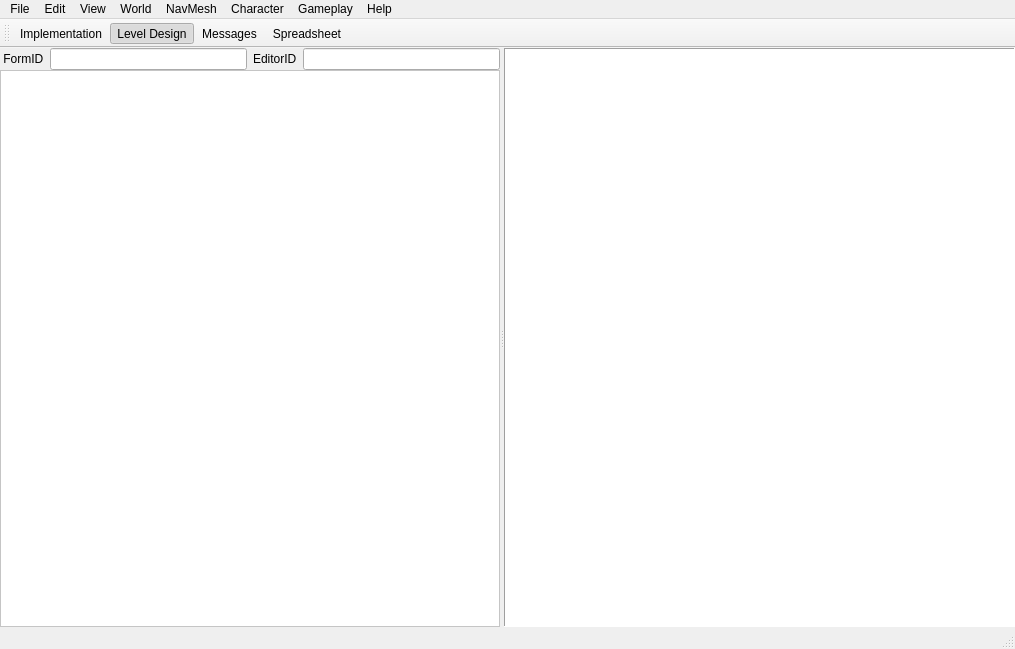
This is OpenCK/ui/mainwindow.ui in Open-CK/OpenCK as Qt 5 draws it before an edit. The edited form follows.
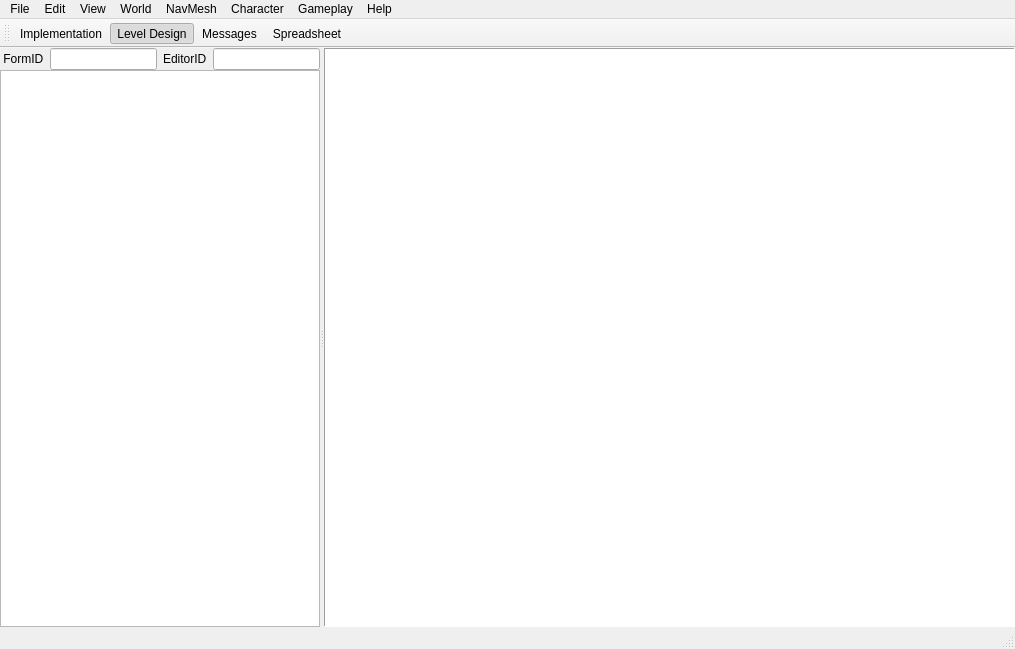
This is the edited form. Icons and pictures are not drawn.

```diff
--- a/OpenCK/ui/mainwindow.ui
+++ b/OpenCK/ui/mainwindow.ui
@@ -67,7 +67,7 @@
           <widget class="QFrame" name="frame">
            <property name="maximumSize">
             <size>
-             <width>500</width>
+             <width>320</width>
              <height>16777215</height>
             </size>
            </property>
@@ -168,7 +168,7 @@
               </property>
               <property name="maximumSize">
                <size>
-                <width>500</width>
+                <width>320</width>
                 <height>16777215</height>
                </size>
               </property>
@@ -176,8 +176,7 @@
                <bool>false</bool>
               </property>
               <property name="styleSheet">
-               <string notr="true">alternate-background-color: rgb(245, 245, 245);
-background-color: rgb(255, 255, 255);</string>
+               <string notr="true"/>
               </property>
               <property name="frameShadow">
                <enum>QFrame::Sunken</enum>
@@ -189,7 +188,7 @@
                <bool>true</bool>
               </property>
               <property name="alternatingRowColors">
-               <bool>true</bool>
+               <bool>false</bool>
               </property>
               <property name="uniformRowHeights">
                <bool>true</bool>
```
